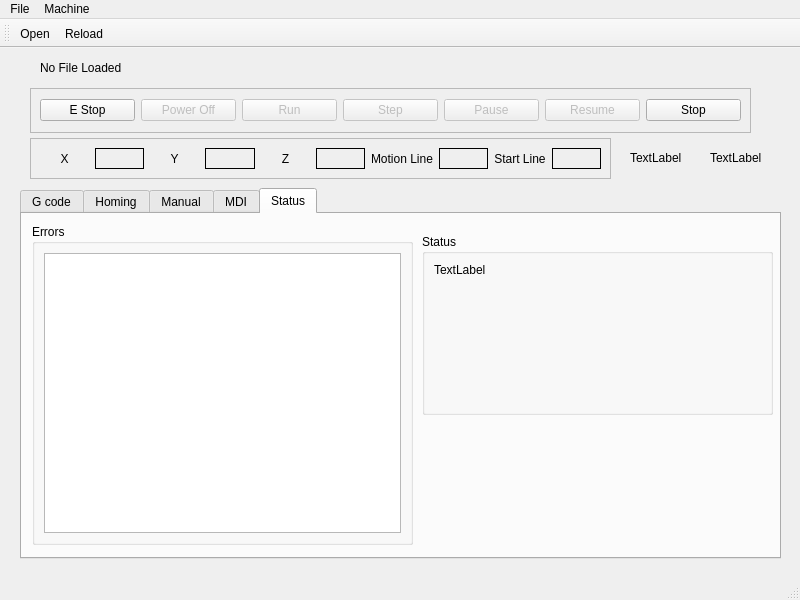
Old version of the form emc/src/emc.ui in the repository jethornton/EMC6.
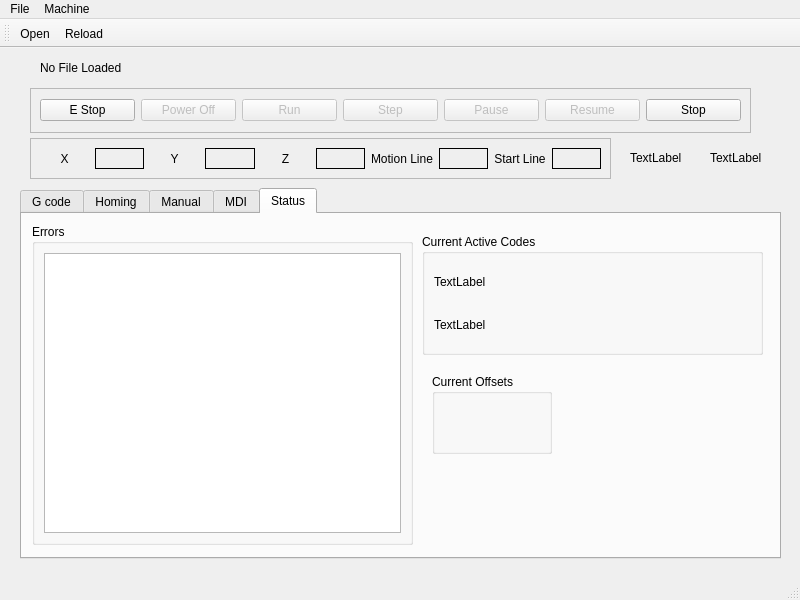
New version of the form. The open tabs and pages were chosen to show the change.

Diff of the .ui file:
```diff
--- a/emc/src/emc.ui
+++ b/emc/src/emc.ui
@@ -626,15 +626,15 @@
        <rect>
         <x>400</x>
         <y>20</y>
-        <width>351</width>
-        <height>181</height>
+        <width>341</width>
+        <height>121</height>
        </rect>
       </property>
       <property name="title">
-       <string>Status</string>
+       <string>Current Active Codes</string>
       </property>
-      <layout class="QFormLayout" name="formLayout">
-       <item row="0" column="0">
+      <layout class="QVBoxLayout" name="verticalLayout_3">
+       <item>
         <widget class="QLabel" name="g_codes_lb">
          <property name="text">
           <string>TextLabel</string>
@@ -644,8 +644,28 @@
          </property>
         </widget>
        </item>
+       <item>
+        <widget class="QLabel" name="m_codes_lb">
+         <property name="text">
+          <string>TextLabel</string>
+         </property>
+        </widget>
+       </item>
       </layout>
      </widget>
+     <widget class="QGroupBox" name="groupBox_4">
+      <property name="geometry">
+       <rect>
+        <x>410</x>
+        <y>160</y>
+        <width>120</width>
+        <height>80</height>
+       </rect>
+      </property>
+      <property name="title">
+       <string>Current Offsets</string>
+      </property>
+     </widget>
     </widget>
    </widget>
    <widget class="QLabel" name="state_lb">
```
